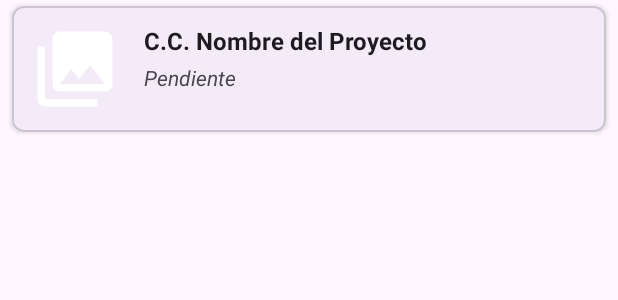
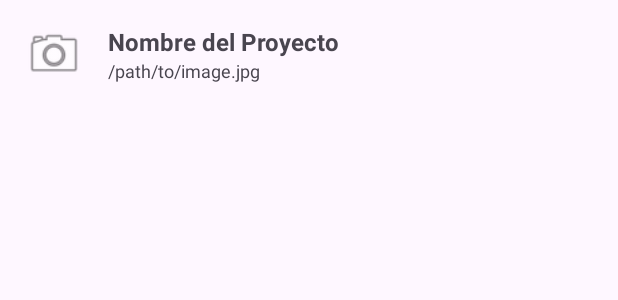
Before and after one commit to fabrizioxd8/QPhotos, an Android app: the layout queue_item_layout.xml on its own in the app's theme, with its tools: preview values and no code run, on a phone screen of 412 x 824 dp. Shown: the top 300 px of the screen. Run offline under Robolectric (Android 15) with nearby library versions, the phone set to English and light mode, and no system bars.

Commit message:
chore: Restore complete project and add documentation
This commit restores the entire project to its final, correct state following an accidental file reset. It also adds the project `README.md` file as requested.

The restoration includes:
- Re-creation of all Kotlin source files, XML layouts, and drawable resources for the Android application.
- Restoration of the corrected `server.py` file, which includes the fix for the upload race condition.
- Re-implementation of all features, including the flash controls, photo viewer, smart image caching, and UI enhancements.
- Correction of the `ProjectsActivity` to fix the "Project Not Found" navigation error.
- Finalization of the `MainActivity` layout to the user's exact specifications.

Additionally, a new `README.md` file has been added to provide a comprehensive overview of the project, its features, and potential future improvements.

```diff
--- a/app/src/main/AndroidManifest.xml
+++ b/app/src/main/AndroidManifest.xml
@@ -15,7 +15,6 @@
     <uses-permission android:name="android.permission.POST_NOTIFICATIONS"/>
     <uses-permission android:name="android.permission.FOREGROUND_SERVICE" />
     <uses-permission android:name="android.permission.FOREGROUND_SERVICE_DATA_SYNC" />
-
 
     <application
         android:name=".QPhotosApplication"
@@ -46,7 +45,7 @@
             android:theme="@style/Theme.MaterialComponents.DayNight.DarkActionBar" />
         <activity android:name=".GalleryActivity" />
         <activity android:name=".PhotoViewerActivity" android:theme="@style/Theme.MaterialComponents.NoActionBar" />
-        <activity android:name="com.example.qphotos.QueueActivity" />
+        <activity android:name=".QueueActivity" />
 
         <provider
             android:name="androidx.core.content.FileProvider"
--- a/app/src/main/java/com/example/qphotos/GalleryAdapter.kt
+++ b/app/src/main/java/com/example/qphotos/GalleryAdapter.kt
@@ -12,7 +12,7 @@ class GalleryAdapter() : RecyclerView.Adapter<GalleryAdapter.ViewHolder>() {
 
     private var photoUrls: List<String> = emptyList()
     private var baseUrl: String = ""
-    private val TAG = "GalleryDebug" // Tag for our logs
+    private val TAG = "GalleryDebug"
 
     class ViewHolder(view: View) : RecyclerView.ViewHolder(view) {
         val imageView: ImageView = view.findViewById(R.id.ivPhoto)
@@ -25,9 +25,7 @@ class GalleryAdapter() : RecyclerView.Adapter<GalleryAdapter.ViewHolder>() {
     }
 
     override fun onBindViewHolder(holder: ViewHolder, position: Int) {
-        // THE FIX IS HERE: We add "/thumbnail/" to the start of the path
         val thumbnailUrl = "$baseUrl/thumbnail/${photoUrls[position]}"
-
         Log.d(TAG, "Binding view for position: $position, URL: $thumbnailUrl")
 
         holder.imageView.load(thumbnailUrl) {
--- a/app/src/main/java/com/example/qphotos/PhotoViewerActivity.kt
+++ b/app/src/main/java/com/example/qphotos/PhotoViewerActivity.kt
@@ -1,7 +1,6 @@
 package com.example.qphotos
 
 import android.os.Bundle
-import android.widget.ImageButton
 import androidx.appcompat.app.AppCompatActivity
 import androidx.viewpager2.widget.ViewPager2
 
--- a/app/src/main/java/com/example/qphotos/PhotoViewerAdapter.kt
+++ b/app/src/main/java/com/example/qphotos/PhotoViewerAdapter.kt
@@ -23,8 +23,8 @@ class PhotoViewerAdapter(private val photoUrls: List<String>, private val baseUr
     override fun onBindViewHolder(holder: PhotoViewHolder, position: Int) {
         val fullUrl = "$baseUrl/uploads/${photoUrls[position]}"
         holder.imageView.load(fullUrl) {
-            placeholder(R.drawable.ic_gallery) // Optional: show a placeholder while loading
-            error(R.drawable.ic_folder) // Optional: show an error image if loading fails
+            placeholder(R.drawable.ic_gallery)
+            error(R.drawable.ic_folder)
         }
     }
 
--- a/app/src/main/res/layout/queue_item_layout.xml
+++ b/app/src/main/res/layout/queue_item_layout.xml
@@ -1,58 +1,37 @@
 <?xml version="1.0" encoding="utf-8"?>
-<com.google.android.material.card.MaterialCardView
-    xmlns:android="http://schemas.android.com/apk/res/android"
-    xmlns:app="http://schemas.android.com/apk/res-auto"
-    xmlns:tools="http://schemas.android.com/tools"
+<LinearLayout xmlns:android="http://schemas.android.com/apk/res/android"
     android:layout_width="match_parent"
     android:layout_height="wrap_content"
-    android:layout_marginStart="8dp"
-    android:layout_marginTop="4dp"
-    android:layout_marginEnd="8dp"
-    android:layout_marginBottom="4dp"
-    app:cardCornerRadius="8dp"
-    app:cardElevation="2dp">
+    android:orientation="horizontal"
+    android:padding="16dp"
+    android:gravity="center_vertical">
 
-    <androidx.constraintlayout.widget.ConstraintLayout
-        android:layout_width="match_parent"
+    <ImageView
+        android:layout_width="40dp"
+        android:layout_height="40dp"
+        android:src="@android:drawable/ic_menu_camera"
+        android:contentDescription="Icono de foto"/>
+
+    <LinearLayout
+        android:layout_width="0dp"
         android:layout_height="wrap_content"
-        android:padding="12dp">
-
-        <ImageView
-            android:id="@+id/ivQueueThumbnail"
-            android:layout_width="60dp"
-            android:layout_height="60dp"
-            android:scaleType="centerCrop"
-            android:contentDescription="Thumbnail de la foto en cola"
-            app:layout_constraintStart_toStartOf="parent"
-            app:layout_constraintTop_toTopOf="parent"
-            app:layout_constraintBottom_toBottomOf="parent"
-            tools:src="@drawable/ic_gallery" />
+        android:layout_weight="1"
+        android:orientation="vertical"
+        android:layout_marginStart="16dp">
 
         <TextView
-            android:id="@+id/tvQueueProjectName"
-            android:layout_width="0dp"
+            android:id="@+id/tvItemProjectName"
+            android:layout_width="wrap_content"
             android:layout_height="wrap_content"
-            android:layout_marginStart="16dp"
-            android:textSize="16sp"
+            android:text="Nombre del Proyecto"
             android:textStyle="bold"
-            android:textColor="?android:attr/textColorPrimary"
-            app:layout_constraintStart_toEndOf="@id/ivQueueThumbnail"
-            app:layout_constraintEnd_toEndOf="parent"
-            app:layout_constraintTop_toTopOf="parent"
-            tools:text="C.C. Nombre del Proyecto" />
+            android:textSize="16sp"/>
 
         <TextView
-            android:id="@+id/tvQueueStatus"
+            android:id="@+id/tvItemImagePath"
             android:layout_width="wrap_content"
             android:layout_height="wrap_content"
-            android:layout_marginTop="4dp"
-            android:text="Pendiente"
-            android:textSize="14sp"
-            android:textStyle="italic"
-            android:textColor="?android:attr/textColorSecondary"
-            app:layout_constraintStart_toStartOf="@id/tvQueueProjectName"
-            app:layout_constraintTop_toBottomOf="@id/tvQueueProjectName" />
-
-    </androidx.constraintlayout.widget.ConstraintLayout>
-
-</com.google.android.material.card.MaterialCardView>
+            android:text="/path/to/image.jpg"
+            android:textSize="12sp"/>
+    </LinearLayout>
+</LinearLayout>
```
Also changed, not shown: app/src/main/java/com/example/qphotos/MainActivity.kt (+7 -24 lines), app/src/main/java/com/example/qphotos/QueueAdapter.kt (+4 -7 lines), app/src/main/java/com/example/qphotos/UploadWorker.kt (+1 -6 lines), 2 other files.
